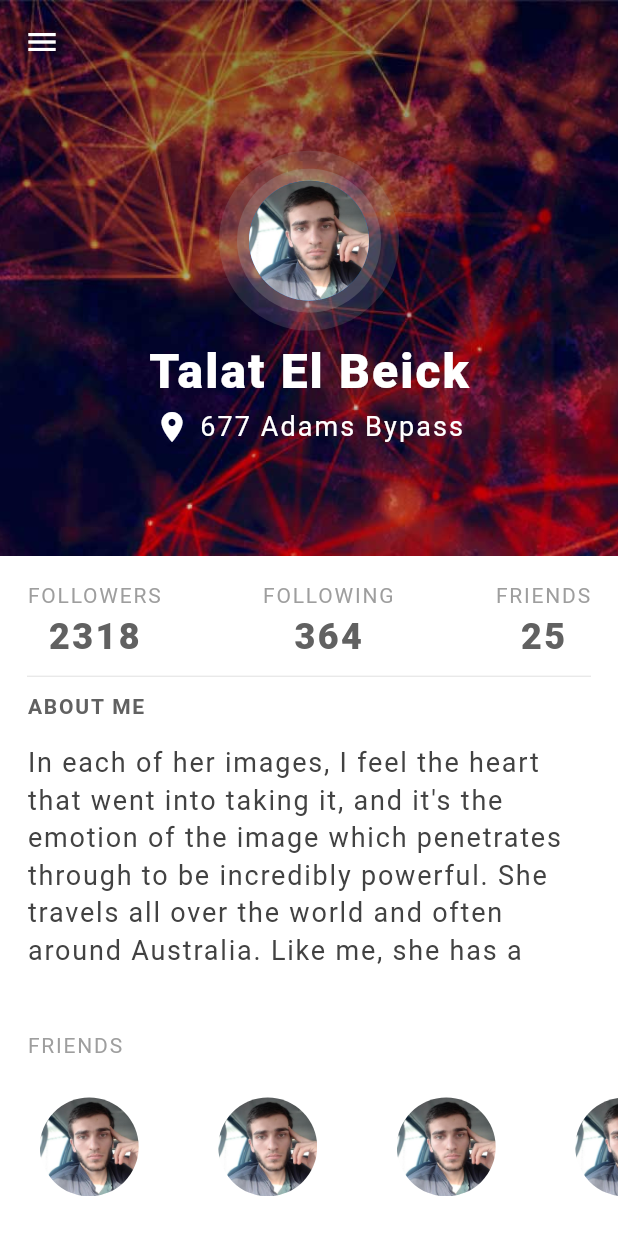
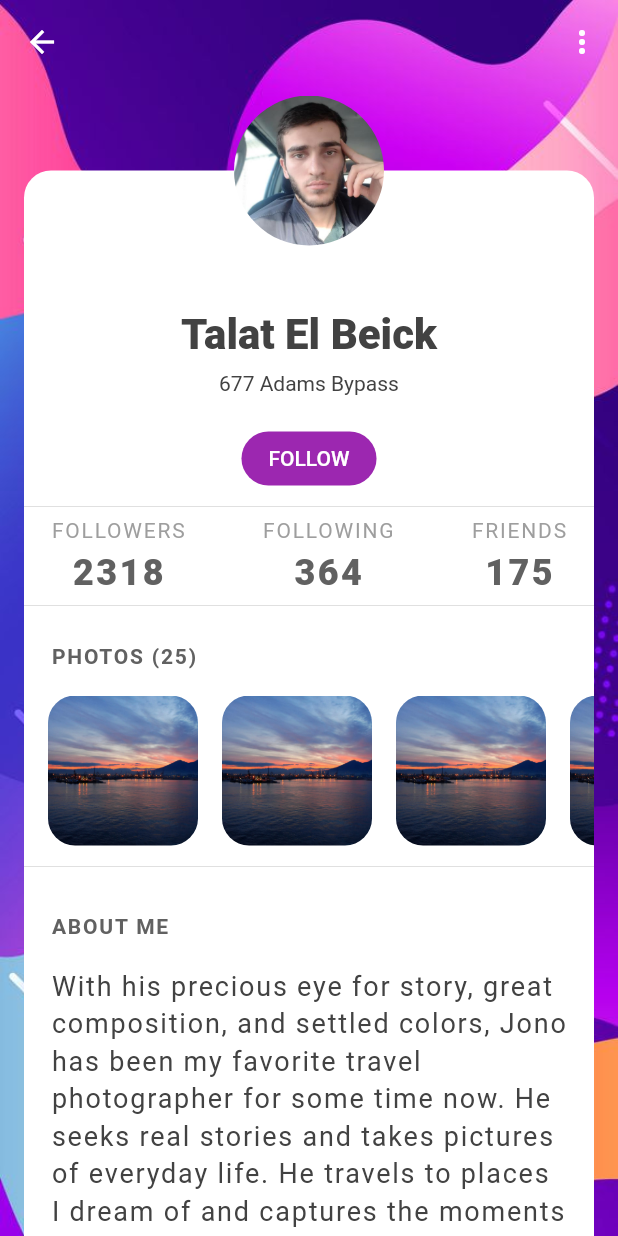
Before and after one commit to elbeicktalat/flutter_ui, a Flutter app: the screen it shows after launch, on a phone screen of 412 x 824 dp. Run offline on Flutter 3.47's test engine with Material 2 defaults, Android fonts, the phone set to English and light mode, and no system bars.

Commit message:
finish profile 3

```diff
--- a/lib/main.dart
+++ b/lib/main.dart
@@ -1,6 +1,5 @@
 import 'package:flutter/material.dart';
-import 'package:flutter_ui/profiles/profile1/profile.dart';
-import 'package:flutter_ui/profiles/profile2/profile.dart';
+import 'package:flutter_ui/profiles/profile3/profile.dart';
 
 void main() {
   runApp(const MyApp());
@@ -17,7 +16,7 @@ class MyApp extends StatelessWidget {
       theme: ThemeData(
         primarySwatch: Colors.blue,
       ),
-      home: const Profile2(),
+      home: const Profile3(),
     );
   }
 }
--- /dev/null
+++ b/lib/profiles/profile3/profile.dart
@@ -0,0 +1,302 @@
+import 'package:flutter/material.dart';
+import 'package:flutter_ui/profiles/profile3/provider.dart';
+import 'package:flutter_ui/profiles/profile3/user.dart';
+
+class Profile3 extends StatefulWidget {
+  const Profile3({Key? key}) : super(key: key);
+
+  @override
+  _Profile3State createState() => _Profile3State();
+}
+
+class _Profile3State extends State<Profile3> {
+  final Profile _profile = Provider.profile();
+
+  final TextStyle _sectionTextStyle = TextStyle(
+    color: Colors.grey[700],
+    letterSpacing: 1.2,
+    fontSize: 14,
+    fontWeight: FontWeight.bold,
+  );
+
+  final int _photosCount = 25;
+  final int _friendsCount = 25;
+
+  @override
+  Widget build(BuildContext context) {
+    return Stack(
+      children: [
+        Image.asset(
+          'assets/images/profiles/profile_3.jpg',
+          fit: BoxFit.cover,
+          width: double.infinity,
+          height: double.infinity,
+        ),
+        Scaffold(
+          backgroundColor: Colors.transparent,
+          appBar: AppBar(
+            backgroundColor: Colors.transparent,
+            elevation: 0.0,
+            leading: IconButton(
+              onPressed: () {},
+              icon: const Icon(Icons.arrow_back),
+            ),
+            actions: [
+              IconButton(
+                onPressed: () {},
+                icon: const Icon(Icons.more_vert),
+              ),
+            ],
+          ),
+          body: Stack(
+            children: [
+              _bodyContainer(context),
+              _profileImage(context),
+            ],
+          ),
+        ),
+      ],
+    );
+  }
+
+  Widget _bodyContainer(BuildContext context) {
+    return Positioned(
+      left: 16.0,
+      right: 16.0,
+      top: MediaQuery.of(context).size.height * 0.07,
+      bottom: 0.0,
+      child: Container(
+        padding: const EdgeInsets.only(top: 75.0),
+        decoration: const BoxDecoration(
+          color: Colors.white,
+          borderRadius: BorderRadius.only(
+            topRight: Radius.circular(18.0),
+            topLeft: Radius.circular(18.0),
+          ),
+        ),
+        child: ListView(
+          padding: const EdgeInsets.symmetric(vertical: 18.0),
+          children: [
+            Text(
+              _profile.user!.name!,
+              style: TextStyle(
+                fontWeight: FontWeight.w900,
+                fontSize: 28.0,
+                color: Colors.grey[800],
+              ),
+              textAlign: TextAlign.center,
+            ),
+            const SizedBox(height: 8.0),
+            Text(
+              _profile.user!.address!,
+              style: TextStyle(
+                color: Colors.grey[800],
+              ),
+              textAlign: TextAlign.center,
+            ),
+            const SizedBox(height: 18.0),
+            _followButton(context),
+            const Divider(),
+            _statistic(),
+            const Divider(),
+            Padding(
+              padding: const EdgeInsets.all(18.0),
+              child: Text(
+                'PHOTOS ($_photosCount)',
+                style: _sectionTextStyle,
+              ),
+            ),
+            _photos(context),
+            const Divider(height: 28.0),
+            _aboutMe(),
+            Padding(
+              padding: const EdgeInsets.all(18.0),
+              child: Text(
+                'FRIENDS ($_friendsCount)',
+                style: _sectionTextStyle,
+              ),
+            ),
+            _friends(context)
+          ],
+        ),
+      ),
+    );
+  }
+
+  Widget _profileImage(BuildContext context) {
+    return Positioned(
+      left: MediaQuery.of(context).size.width / 2 - 50,
+      right: MediaQuery.of(context).size.width / 2 - 50,
+      top: MediaQuery.of(context).size.height * 0.07 - 50,
+      child: Container(
+        width: 100,
+        height: 100,
+        decoration: const BoxDecoration(
+          shape: BoxShape.circle,
+          image: DecorationImage(
+            image: ExactAssetImage('assets/images/profiles/me.jpg'),
+          ),
+        ),
+      ),
+    );
+  }
+
+  Widget _followButton(BuildContext context) {
+    return Align(
+      child: TextButton(
+        onPressed: () {},
+        child: const Text(
+          'FOLLOW',
+          style: TextStyle(color: Colors.white),
+        ),
+        style: ButtonStyle(
+          backgroundColor: MaterialStateProperty.all(Colors.purple),
+          shape: MaterialStateProperty.all(
+            RoundedRectangleBorder(
+              borderRadius: BorderRadius.circular(18.0),
+            ),
+          ),
+          padding: MaterialStateProperty.all(
+            const EdgeInsets.symmetric(horizontal: 18.0),
+          ),
+        ),
+      ),
+    );
+  }
+
+  Widget _statistic() {
+    const TextStyle _titleStyle = TextStyle(
+      fontSize: 14,
+      color: Colors.grey,
+      letterSpacing: 1.2,
+    );
+
+    final TextStyle _subTitleStyle = TextStyle(
+      color: Colors.grey[700],
+      fontSize: 24,
+      fontWeight: FontWeight.w900,
+      letterSpacing: 1.6,
+    );
+    return Padding(
+      padding: const EdgeInsets.symmetric(horizontal: 18.0),
+      child: Row(
+        mainAxisAlignment: MainAxisAlignment.spaceBetween,
+        children: [
+          Column(
+            children: [
+              const Text(
+                'FOLLOWERS',
+                style: _titleStyle,
+              ),
+              const SizedBox(height: 6),
+              Text(
+                _profile.followers.toString(),
+                style: _subTitleStyle,
+              ),
+            ],
+          ),
+          Column(
+            children: [
+              const Text(
+                'FOLLOWING',
+                style: _titleStyle,
+              ),
+              const SizedBox(height: 6),
+              Text(
+                _profile.following.toString(),
+                style: _subTitleStyle,
+              ),
+            ],
+          ),
+          Column(
+            children: [
+              const Text(
+                'FRIENDS',
+                style: _titleStyle,
+              ),
+              const SizedBox(height: 6),
+              Text(
+                _profile.friends.toString(),
+                style: _subTitleStyle,
+              ),
+            ],
+          )
+        ],
+      ),
+    );
+  }
+
+  Widget _photos(BuildContext context) {
+    return SizedBox(
+      width: double.infinity,
+      height: 100,
+      child: ListView(
+        scrollDirection: Axis.horizontal,
+        children: List.generate(_photosCount, (index) {
+          return Container(
+            width: 100,
+            margin: (index == 0)
+                ? const EdgeInsets.only(left: 16.0, right: 8.0)
+                : (index == _photosCount - 1)
+                    ? const EdgeInsets.only(left: 8.0, right: 16.0)
+                    : const EdgeInsets.symmetric(horizontal: 8.0),
+            decoration: BoxDecoration(
+              image: const DecorationImage(
+                fit: BoxFit.cover,
+                image: ExactAssetImage('assets/images/profiles/profile_1.jpg'),
+              ),
+              borderRadius: BorderRadius.circular(18.0),
+            ),
+          );
+        }).toList(),
+      ),
+    );
+  }
+
+  Widget _aboutMe() {
+    return Padding(
+      padding: const EdgeInsets.all(18.0),
+      child: Column(
+        crossAxisAlignment: CrossAxisAlignment.start,
+        children: [
+          Text(
+            'ABOUT ME',
+            style: _sectionTextStyle,
+          ),
+          const SizedBox(height: 18.0),
+          Text(
+            _profile.user!.about!,
+            style: TextStyle(
+              color: Colors.grey[800],
+              fontSize: 18,
+              letterSpacing: 1.2,
+              height: 1.4,
+            ),
+          )
+        ],
+      ),
+    );
+  }
+
+  Widget _friends(BuildContext context) {
+    return SizedBox(
+      width: double.infinity,
+      height: MediaQuery.of(context).size.height * 0.08,
+      child: ListView(
+        scrollDirection: Axis.horizontal,
+        children: List.generate(_friendsCount, (index) {
+          return Container(
+            width: MediaQuery.of(context).size.width * 0.25,
+            margin: const EdgeInsets.symmetric(horizontal: 8.0),
+            decoration: const BoxDecoration(
+              shape: BoxShape.circle,
+              image: DecorationImage(
+                image: ExactAssetImage('assets/images/profiles/me.jpg'),
+              ),
+            ),
+          );
+        }).toList(),
+      ),
+    );
+  }
+}
--- /dev/null
+++ b/lib/profiles/profile3/provider.dart
@@ -0,0 +1,17 @@
+import 'package:flutter_ui/profiles/profile3/user.dart';
+
+class Provider {
+  static Profile profile() {
+    return Profile(
+      user: User(
+        name: 'Talat El Beick',
+        address: '677 Adams Bypass',
+        about:
+            "With his precious eye for story, great composition, and settled colors, Jono has been my favorite travel photographer for some time now. He seeks real stories and takes pictures of everyday life. He travels to places I dream of and captures the moments in a way that makes you feel like you are there, standing right next to him.",
+      ),
+      followers: 2318,
+      following: 364,
+      friends: 175,
+    );
+  }
+}
--- /dev/null
+++ b/lib/profiles/profile3/user.dart
@@ -0,0 +1,21 @@
+class User {
+  String? name, address, about;
+
+  User({
+    this.name,
+    this.address,
+    this.about,
+  });
+}
+
+class Profile {
+  User? user;
+  int? followers, following, friends;
+
+  Profile({
+    this.user,
+    this.followers,
+    this.following,
+    this.friends,
+  });
+}
```
Also changed, not shown: doc/readme/profiles/profile_3.png (added), 1 other file.
